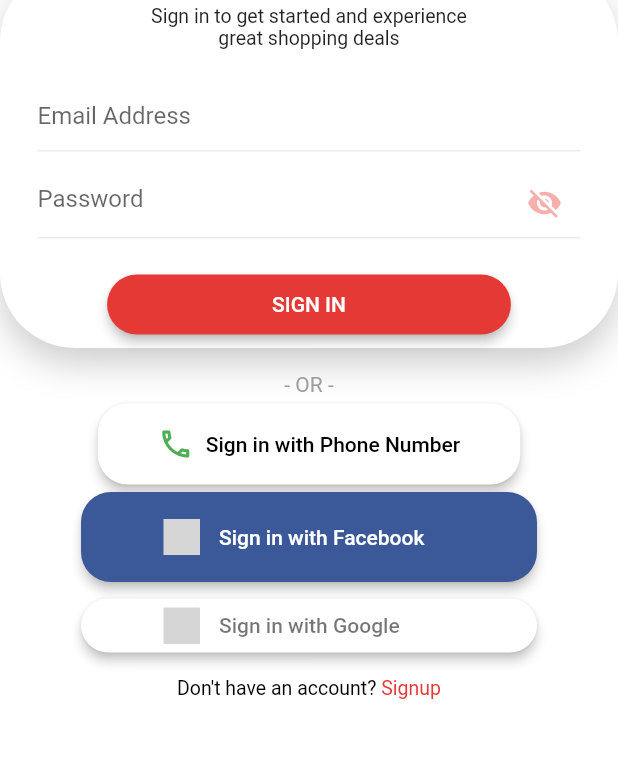
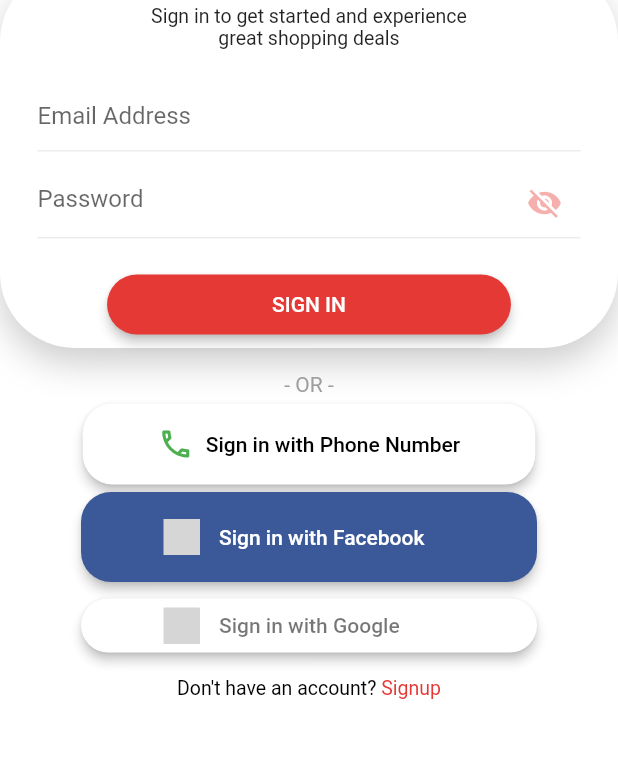
Before and after one commit to User-Experience-Design-SE3050-2021/se3050---uee-2021s2_reg_we_67, a Flutter app: the screen it shows after launch, on a phone screen of 412 x 824 dp, the part 288-1046 px from its top. Run offline on Flutter 3.47's test engine with Material 2 defaults, Android fonts, the light colour scheme and no system bars; our stand-ins replace flutter_signin_button, intl_phone_field; grey boxes are pictures that could not be loaded.

```diff
--- a/lib/pages/signin.dart
+++ b/lib/pages/signin.dart
@@ -214,7 +214,7 @@
                 shape: RoundedRectangleBorder(
                   borderRadius: BorderRadius.circular(20),
                 ),
-                padding: EdgeInsets.symmetric(horizontal: 40.0, vertical: 15.0),
+                padding: EdgeInsets.symmetric(horizontal: 50.0, vertical: 15.0),
 
                 primary: Colors.white, // background
                 onPrimary: Colors.black, // foreground
```
